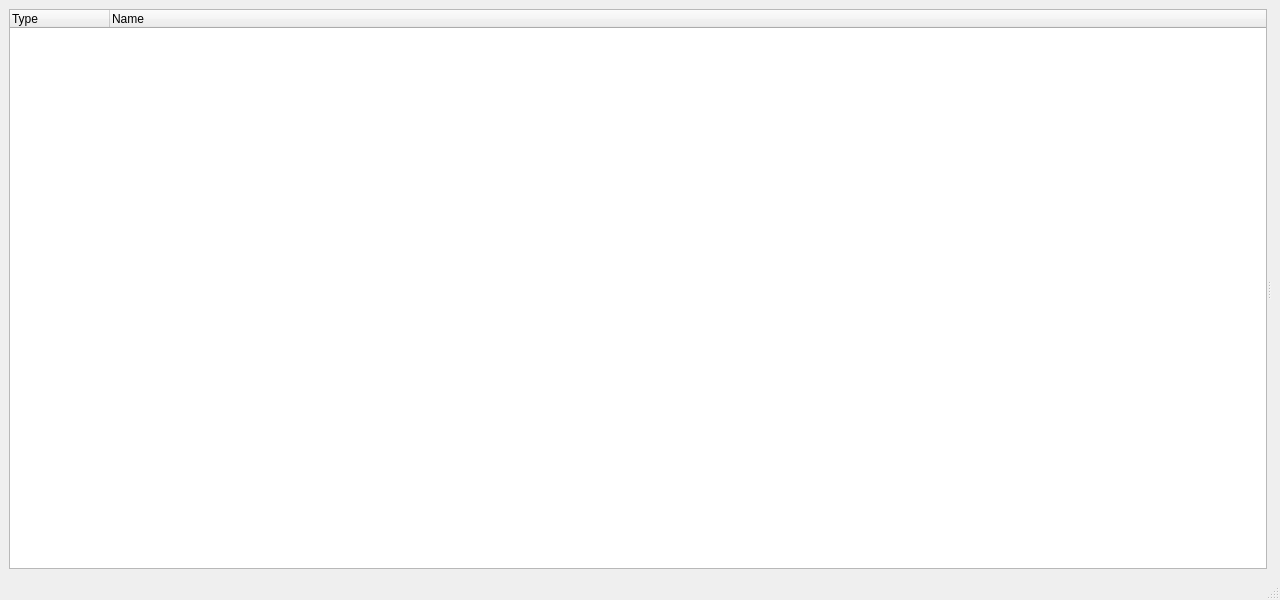
Qt form src/views/windows/RenderOptions.ui (Kaharonus/galax-renderer) before a commit.
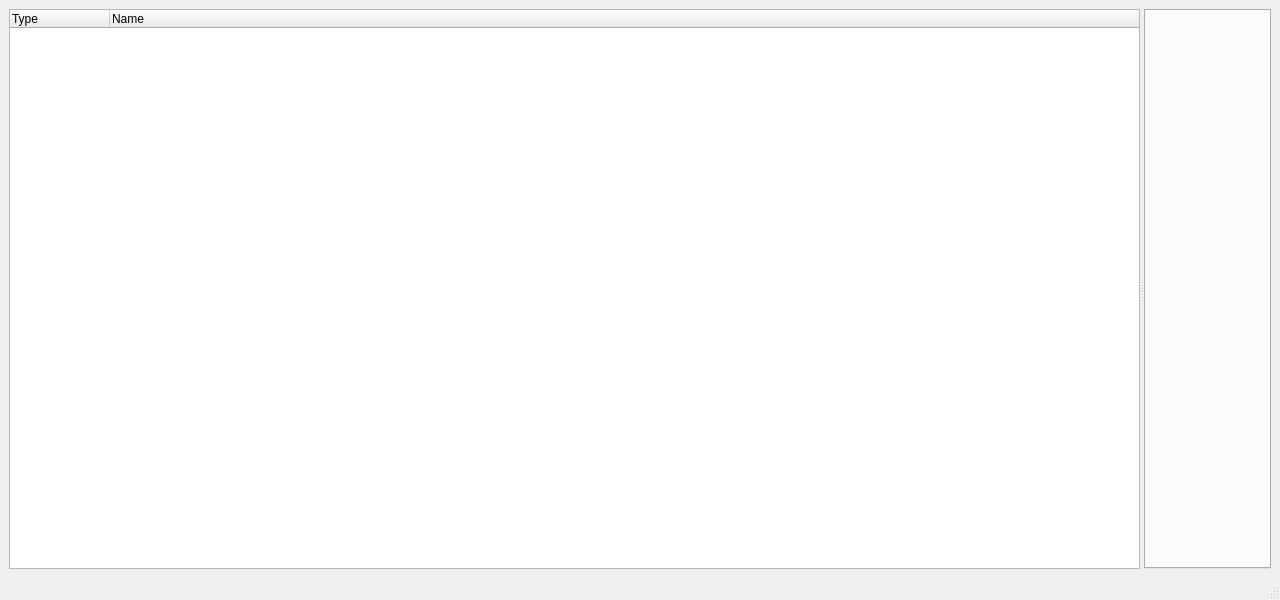
The same form after that commit.

The edit to the form file:
```diff
--- a/src/views/windows/RenderOptions.ui
+++ b/src/views/windows/RenderOptions.ui
@@ -44,8 +44,7 @@
          </property>
         </column>
        </widget>
-       <widget class="QWidget">
-       <layout class="QVBoxLayout" name="dataWidget" />
+      <widget class="QTabWidget" name="dataView">
        </widget>
       </widget>
      </item>
```
Lines whose indentation alone changed are shown as unchanged.
